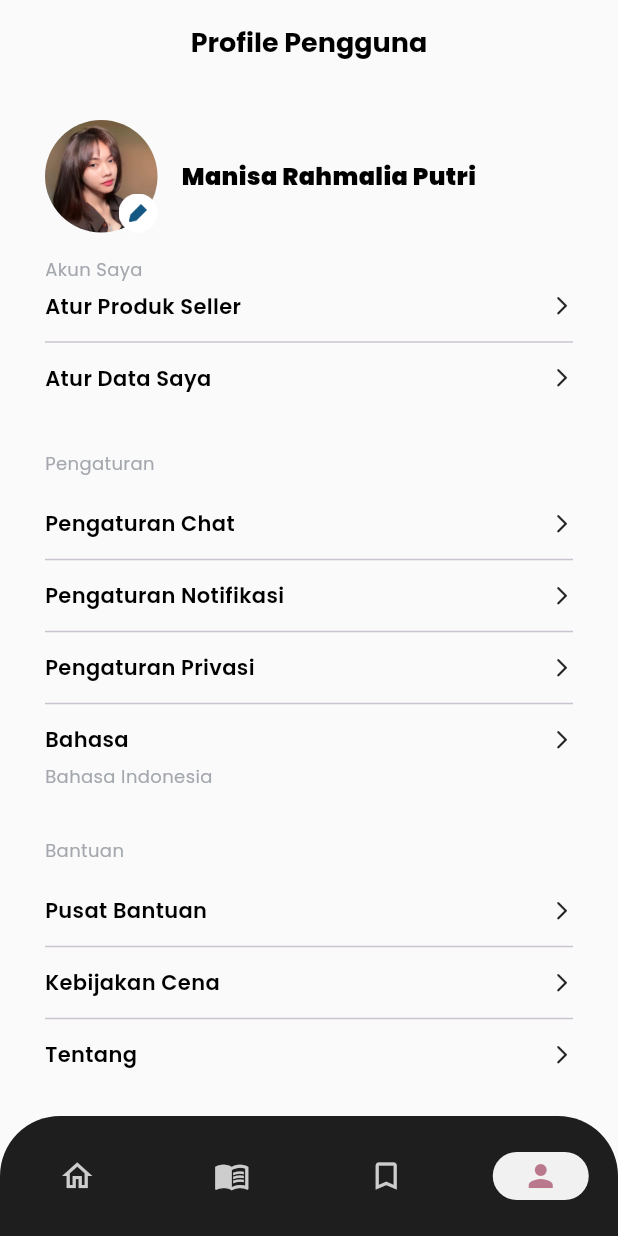
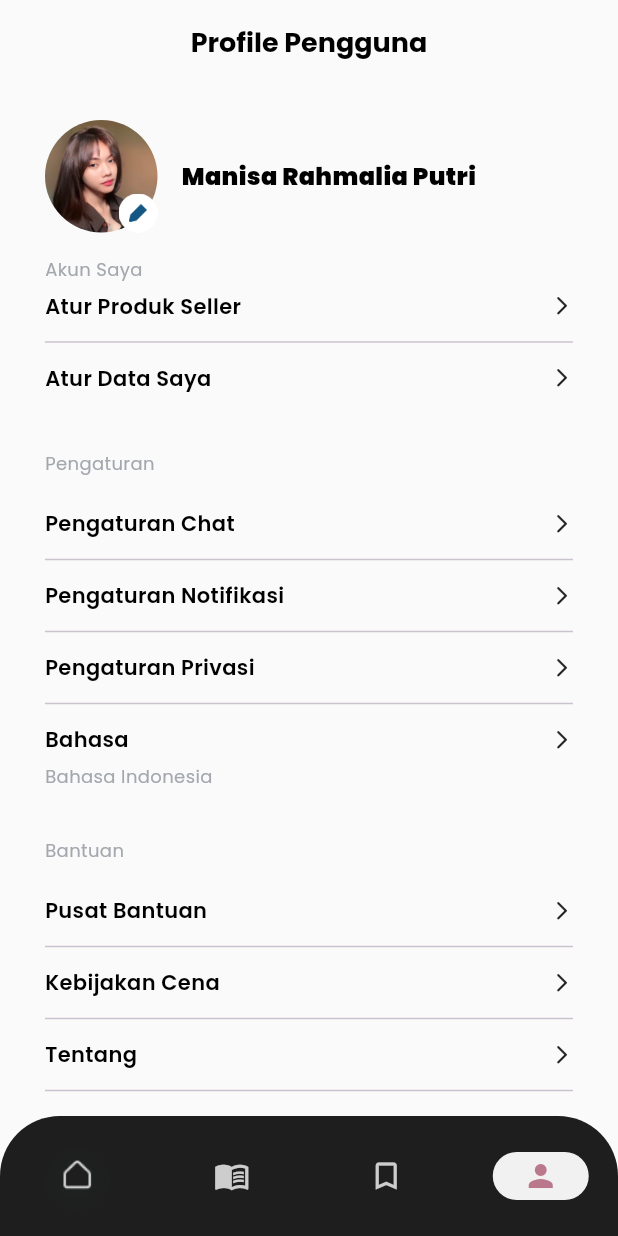
Before and after one commit to iqbalmaftuha/project-mobile, a Flutter app: the MainPage screen opened by its route, item 4 of the bottom bar chosen, on a phone screen of 412 x 824 dp. Run offline on Flutter 3.47's test engine with Material 3 defaults, Android fonts, the phone set to English and light mode, and no system bars; our stand-ins replace carousel_slider, google_fonts.

Commit message:
versi terbaru

```diff
--- a/lib/pages/main/home/home_page.dart
+++ b/lib/pages/main/home/home_page.dart
@@ -9,6 +9,7 @@ class HomePage extends StatelessWidget {
       //bagian app bar
       appBar: AppBar(
         backgroundColor: lightBackgroundColor,
+        surfaceTintColor: lightBackgroundColor,
         automaticallyImplyLeading: false,
         title: Padding(
           padding: const EdgeInsets.all(10),
--- a/lib/pages/main/main_page.dart
+++ b/lib/pages/main/main_page.dart
@@ -30,13 +30,9 @@ class _NavigationExampleState extends State<MainPage> {
               topLeft: Radius.circular(40),
               topRight: Radius.circular(40),
             ),
-            child: Container(
             child: NavigationBarTheme(
               data: NavigationBarThemeData(
                 indicatorColor: softGreyColor,
-                  labelTextStyle: WidgetStateProperty.all(
-                    TextStyle(color: Colors.blue),
-                  ),
                 labelBehavior: NavigationDestinationLabelBehavior.alwaysHide,
               ),
               child: NavigationBar(
@@ -49,9 +45,22 @@ class _NavigationExampleState extends State<MainPage> {
                 },
                 destinations: <Widget>[
                   NavigationDestination(
-                      icon: Icon(Icons.home_outlined, color: iconbarColor),
+                    icon: Padding(
+                      padding: const EdgeInsets.only(top: 2),
+                      child: Image.asset(
+                        'assets/icons/ic_home.png',
+                        scale: 1.2,
+                      ),
+                    ),
                     label: 'Home',
-                      selectedIcon: Icon(Icons.home, color: pinkColor),
+                    selectedIcon: Padding(
+                      padding: const EdgeInsets.only(top: 2),
+                      child: Image.asset(
+                        'assets/icons/ic_home_filled.png',
+                        scale: 1.2,
+                        color: pinkColor,
+                      ),
+                    ),
                   ),
                   NavigationDestination(
                     icon: Icon(Icons.menu_book_outlined, color: iconbarColor),
@@ -70,13 +79,12 @@ class _NavigationExampleState extends State<MainPage> {
                     ),
                   ),
                   NavigationDestination(
-                      icon: Icon(Icons.perm_identity_outlined,
-                          color: iconbarColor),
+                    icon:
+                        Icon(Icons.perm_identity_outlined, color: iconbarColor),
                     label: 'Profile',
                     selectedIcon: Icon(Icons.person, color: pinkColor),
                   ),
                 ],
-                ),
               ),
             ),
           ),
--- a/lib/pages/main/profile/profile_page.dart
+++ b/lib/pages/main/profile/profile_page.dart
@@ -13,6 +13,7 @@ class ProfilePage extends StatelessWidget {
           style: blackTextStyle.copyWith(fontSize: 18, fontWeight: bold),
         ),
         backgroundColor: lightBackgroundColor,
+        surfaceTintColor: lightBackgroundColor,
         automaticallyImplyLeading: false,
       ),
       body: ListView(
@@ -97,6 +98,8 @@ class ProfilePage extends StatelessWidget {
           optionMenu('Kebijakan Cena', () {}),
           const Divider(),
           optionMenu('Tentang', () {}),
+          const Divider(),
+          optionMenu('Keluar', () {}),
         ],
       ),
     );
```
Also changed, not shown: assets/icons/ic_home_filled.png (added). Lines whose indentation alone changed are shown as unchanged.
